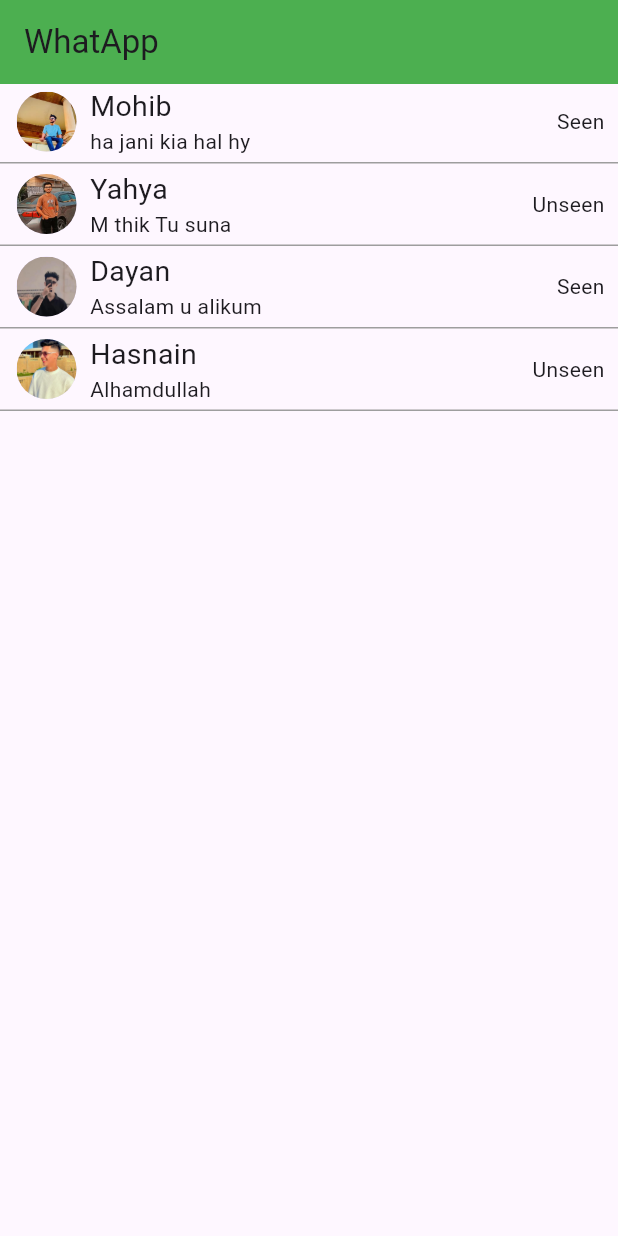
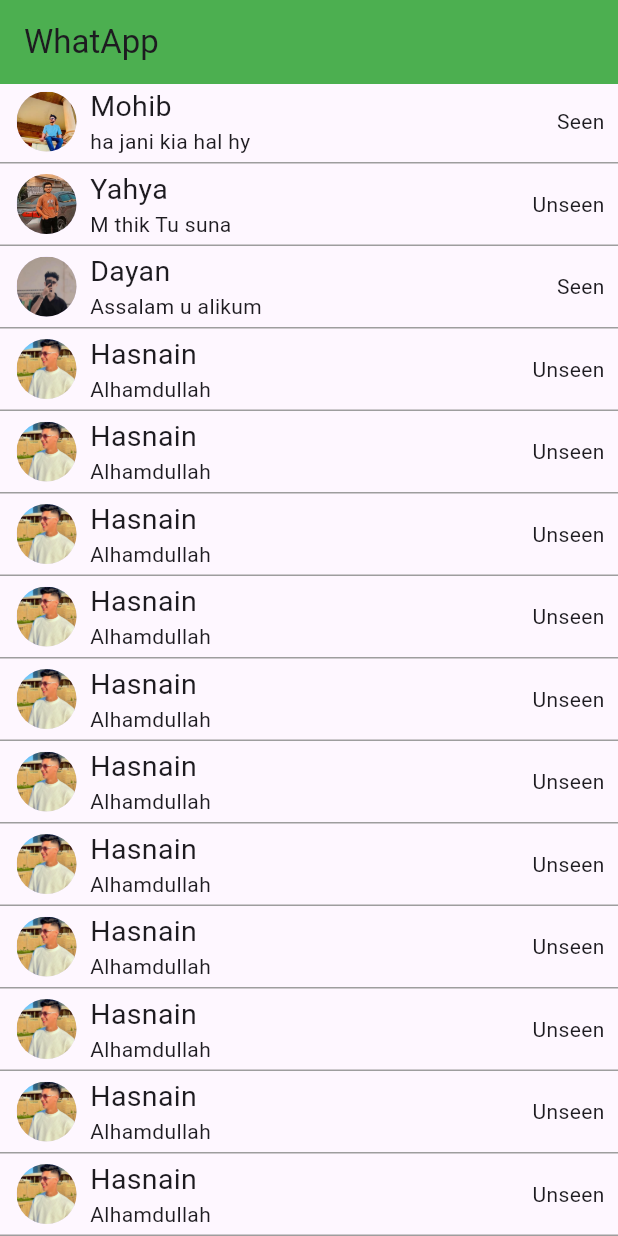
Before and after one commit to mohibansaricode/First_flutter_app, a Flutter app: the screen it shows after launch, on a phone screen of 412 x 824 dp. Run offline on Flutter 3.47's test engine with Material 3 defaults, Android fonts, the phone set to English and light mode, and no system bars.

Commit message:
whatsApp Ui

```diff
--- a/lib/whatsApp_view.dart
+++ b/lib/whatsApp_view.dart
@@ -8,7 +8,8 @@ class WhatsApp_view extends StatelessWidget {
   Widget build(BuildContext context) {
     return Scaffold(
       appBar: AppBar(backgroundColor: Colors.green, title: Text("WhatApp")),
-      body: Column(
+      body: SingleChildScrollView(
+        child: Column(
           children: [
             CustomList(
               userName: "Mohib",
@@ -38,7 +39,99 @@ class WhatsApp_view extends StatelessWidget {
               userImages: ("assets/Images/hasnain.jpg"),
             ),
             Divider(color: Colors.grey, thickness: 1, height: 5),
+            CustomList(
+              userName: "Hasnain",
+              userMsg: "Alhamdullah",
+              isSeenEnable: false,
+              userImages: ("assets/Images/hasnain.jpg"),
+            ),
+            Divider(color: Colors.grey, thickness: 1, height: 5),
+            CustomList(
+              userName: "Hasnain",
+              userMsg: "Alhamdullah",
+              isSeenEnable: false,
+              userImages: ("assets/Images/hasnain.jpg"),
+            ),
+            Divider(color: Colors.grey, thickness: 1, height: 5),
+            CustomList(
+              userName: "Hasnain",
+              userMsg: "Alhamdullah",
+              isSeenEnable: false,
+              userImages: ("assets/Images/hasnain.jpg"),
+            ),
+            Divider(color: Colors.grey, thickness: 1, height: 5),
+            CustomList(
+              userName: "Hasnain",
+              userMsg: "Alhamdullah",
+              isSeenEnable: false,
+              userImages: ("assets/Images/hasnain.jpg"),
+            ),
+            Divider(color: Colors.grey, thickness: 1, height: 5),
+            CustomList(
+              userName: "Hasnain",
+              userMsg: "Alhamdullah",
+              isSeenEnable: false,
+              userImages: ("assets/Images/hasnain.jpg"),
+            ),
+            Divider(color: Colors.grey, thickness: 1, height: 5),
+            CustomList(
+              userName: "Hasnain",
+              userMsg: "Alhamdullah",
+              isSeenEnable: false,
+              userImages: ("assets/Images/hasnain.jpg"),
+            ),
+            Divider(color: Colors.grey, thickness: 1, height: 5),
+            CustomList(
+              userName: "Hasnain",
+              userMsg: "Alhamdullah",
+              isSeenEnable: false,
+              userImages: ("assets/Images/hasnain.jpg"),
+            ),
+            Divider(color: Colors.grey, thickness: 1, height: 5),
+            CustomList(
+              userName: "Hasnain",
+              userMsg: "Alhamdullah",
+              isSeenEnable: false,
+              userImages: ("assets/Images/hasnain.jpg"),
+            ),
+            Divider(color: Colors.grey, thickness: 1, height: 5),
+            CustomList(
+              userName: "Hasnain",
+              userMsg: "Alhamdullah",
+              isSeenEnable: false,
+              userImages: ("assets/Images/hasnain.jpg"),
+            ),
+            Divider(color: Colors.grey, thickness: 1, height: 5),
+            CustomList(
+              userName: "Hasnain",
+              userMsg: "Alhamdullah",
+              isSeenEnable: false,
+              userImages: ("assets/Images/hasnain.jpg"),
+            ),
+            Divider(color: Colors.grey, thickness: 1, height: 5),
+            CustomList(
+              userName: "Hasnain",
+              userMsg: "Alhamdullah",
+              isSeenEnable: false,
+              userImages: ("assets/Images/hasnain.jpg"),
+            ),
+            Divider(color: Colors.grey, thickness: 1, height: 5),
+            CustomList(
+              userName: "Hasnain",
+              userMsg: "Alhamdullah",
+              isSeenEnable: false,
+              userImages: ("assets/Images/hasnain.jpg"),
+            ),
+            Divider(color: Colors.grey, thickness: 1, height: 5),
+            CustomList(
+              userName: "Hasnain",
+              userMsg: "Alhamdullah",
+              isSeenEnable: false,
+              userImages: ("assets/Images/hasnain.jpg"),
+            ),
+            Divider(color: Colors.grey, thickness: 1, height: 5),
           ],
+        ),
       ),
     );
   }
```
Lines whose indentation alone changed are shown as unchanged.
